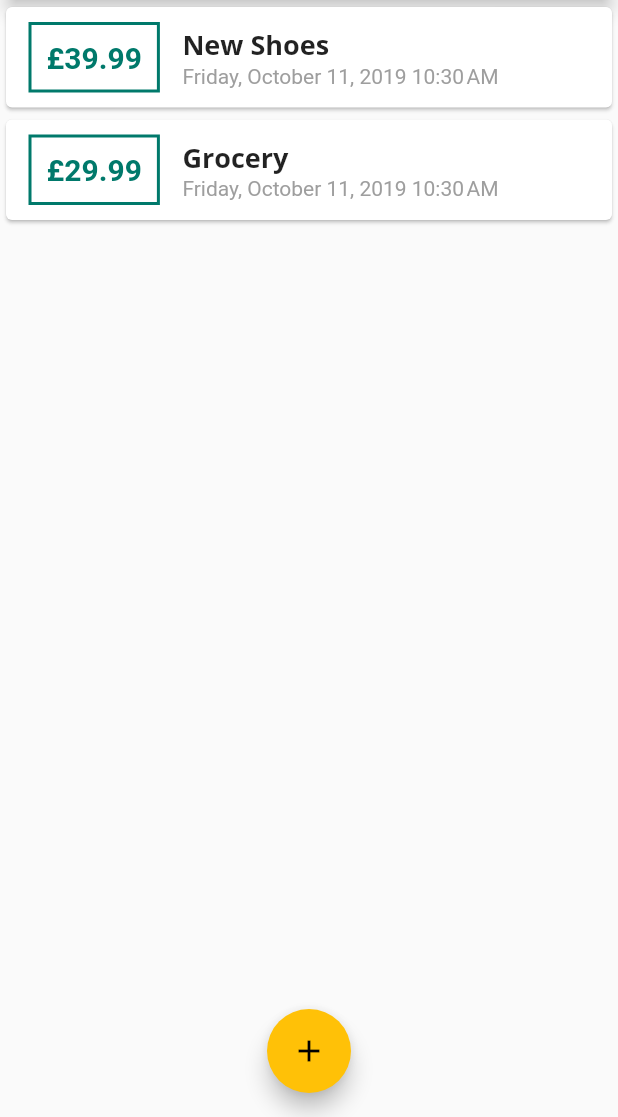
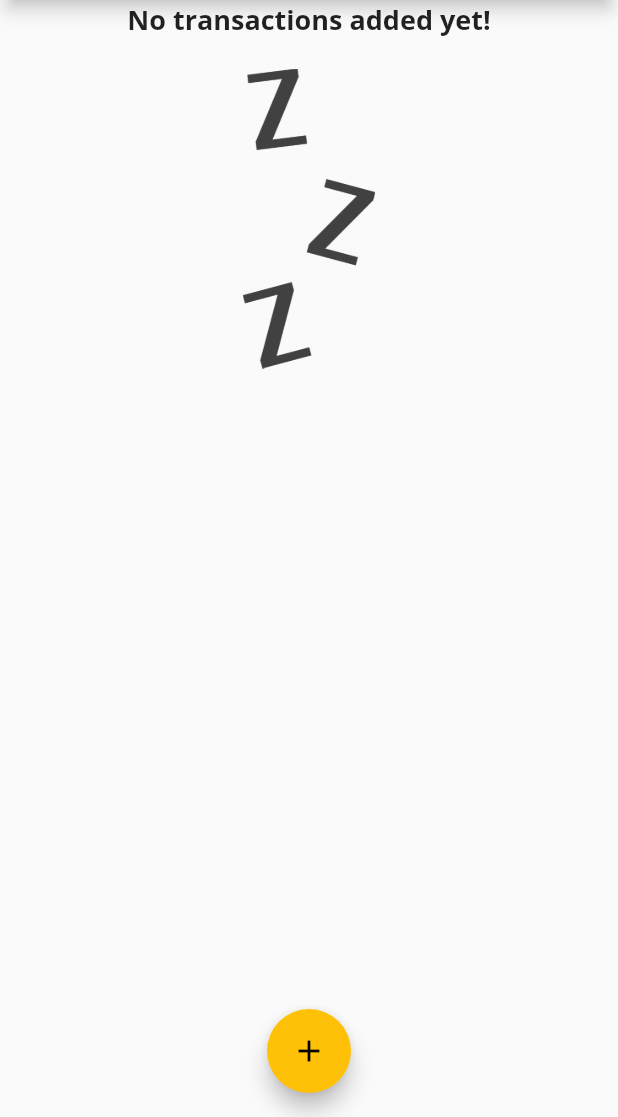
Before and after one commit to tgabri/personal_expenses_app, a Flutter app: the screen it shows after launch, on a phone screen of 412 x 824 dp, the part 119-1236 px from its top. Run offline on Flutter 3.47's test engine with Material 2 defaults, Android fonts, the phone set to English and light mode, and no system bars.

Commit message:
no transactions screen is done, png added

```diff
--- a/lib/main.dart
+++ b/lib/main.dart
@@ -45,18 +45,18 @@ class MyHomePage extends StatefulWidget {
 
 class _MyHomePageState extends State<MyHomePage> {
   final List<Transaction> _userTransactions = [
-    Transaction(
-      id: '1',
-      title: 'New Shoes',
-      amount: 39.99,
-      date: DateTime.now(),
-    ),
-    Transaction(
-      id: '2',
-      title: 'Grocery',
-      amount: 29.99,
-      date: DateTime.now(),
-    )
+    // Transaction(
+    //   id: '1',
+    //   title: 'New Shoes',
+    //   amount: 39.99,
+    //   date: DateTime.now(),
+    // ),
+    // Transaction(
+    //   id: '2',
+    //   title: 'Grocery',
+    //   amount: 29.99,
+    //   date: DateTime.now(),
+    // )
   ];
 
   void _addNewTransaction(String title, double amount) {
--- a/lib/widgets/transaction_list.dart
+++ b/lib/widgets/transaction_list.dart
@@ -12,7 +12,26 @@ class TransactionList extends StatelessWidget {
   Widget build(BuildContext context) {
     return Container(
       height: 300,
-      child: ListView.builder(
+      child: transactions.isEmpty
+          ? Column(
+              children: <Widget>[
+                Text(
+                  'No transactions added yet!',
+                  style: Theme.of(context).textTheme.title,
+                ),
+                SizedBox(
+                  height: 20,
+                ),
+                Container(
+                  height: 200,
+                  child: Image.asset(
+                    'assets/images/waiting.png',
+                    fit: BoxFit.cover,
+                  ),
+                ),
+              ],
+            )
+          : ListView.builder(
               itemBuilder: (context, index) {
                 return Card(
                   child: Row(
--- a/pubspec.yaml
+++ b/pubspec.yaml
@@ -39,8 +39,8 @@ flutter:
   # the material Icons class.
   uses-material-design: true
   # To add assets to your application, add an assets section, like this:
-  # assets:
-  #  - images/a_dot_burr.jpeg
+  assets:
+    - assets/images/waiting.png
   #  - images/a_dot_ham.jpeg
   # An image asset can refer to one or more resolution-specific "variants", see
   # https://flutter.dev/assets-and-images/#resolution-aware.
```
Also changed, not shown: assets/images/waiting.png (added), lib/widgets/chart.dart (added). Lines whose indentation alone changed are shown as unchanged.
